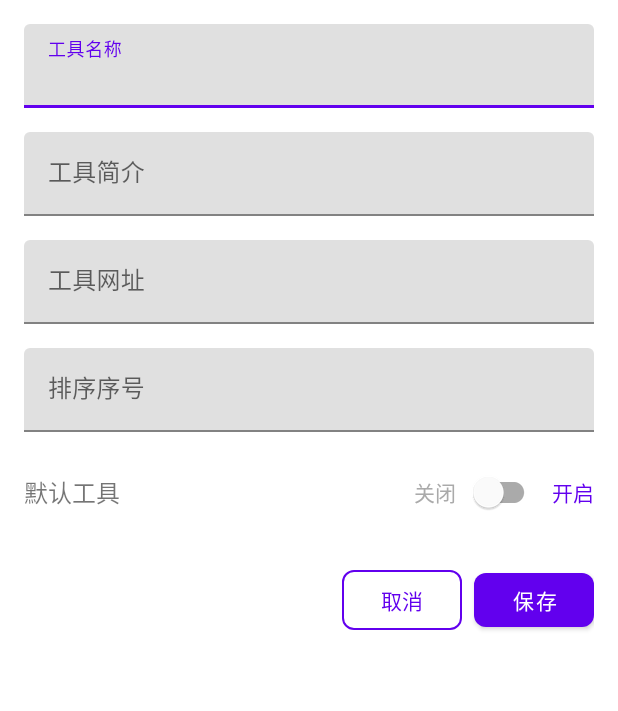
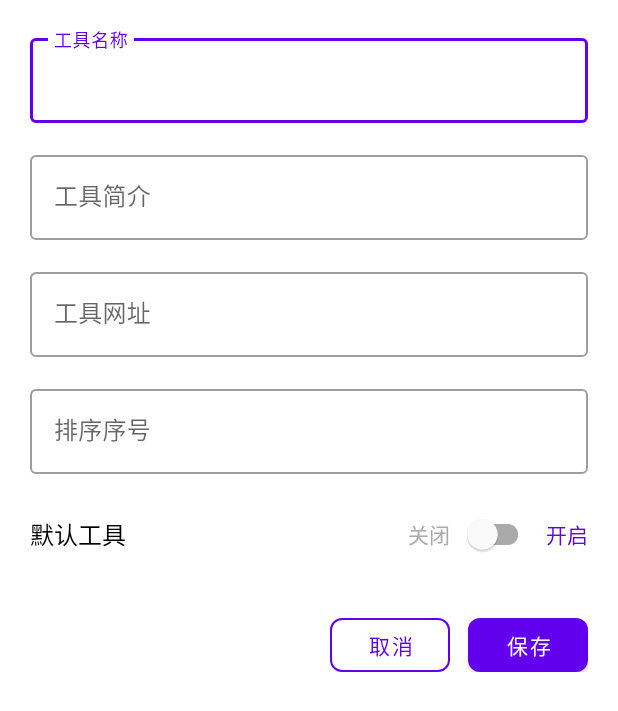
Before and after one commit to lukechern/Toolsbox_app, an Android app: the layout dialog_add_edit_tool.xml on its own in the app's theme, with its tools: preview values and no code run, on a phone screen of 412 x 824 dp. Shown: the top 711 px of the screen. Run offline under Robolectric (Android 15) with nearby library versions, the phone set to English and light mode, and no system bars.

Commit message:
feat/ui: 优化工具箱界面和交互
- 重构删除工具对话框，使用自定义布局
- 更新编辑工具对话框样式，使用 Material Design 组件
- 修改图标样式，使用深色主题
- 优化工具项展示和交互逻辑

```diff
--- /dev/null
+++ b/app/src/main/res/drawable/dialog_background.xml
@@ -0,0 +1,6 @@
+<?xml version="1.0" encoding="utf-8"?>
+<shape xmlns:android="http://schemas.android.com/apk/res/android"
+    android:shape="rectangle">
+    <solid android:color="@android:color/white" />
+    <corners android:radius="16dp" />
+</shape>
--- a/app/src/main/res/layout/dialog_add_edit_tool.xml
+++ b/app/src/main/res/layout/dialog_add_edit_tool.xml
@@ -1,16 +1,24 @@
 <?xml version="1.0" encoding="utf-8"?>
-<LinearLayout xmlns:android="http://schemas.android.com/apk/res/android"
+<ScrollView xmlns:android="http://schemas.android.com/apk/res/android"
     xmlns:app="http://schemas.android.com/apk/res-auto"
     android:layout_width="match_parent"
     android:layout_height="wrap_content"
+    android:fillViewport="true">
+
+<LinearLayout
+    android:layout_width="match_parent"
+    android:layout_height="wrap_content"
     android:orientation="vertical"
-    android:padding="16dp">
+    android:padding="20dp"
+    android:background="@drawable/dialog_background">
 
+    <!-- 工具名称 -->
     <com.google.android.material.textfield.TextInputLayout
         android:layout_width="match_parent"
         android:layout_height="wrap_content"
         android:layout_marginBottom="16dp"
-        android:hint="@string/tool_name">
+        android:hint="@string/tool_name"
+        style="@style/Widget.MaterialComponents.TextInputLayout.OutlinedBox">
 
         <com.google.android.material.textfield.TextInputEditText
             android:id="@+id/et_tool_name"
@@ -21,11 +29,13 @@
 
     </com.google.android.material.textfield.TextInputLayout>
 
+    <!-- 工具简介 -->
     <com.google.android.material.textfield.TextInputLayout
         android:layout_width="match_parent"
         android:layout_height="wrap_content"
         android:layout_marginBottom="16dp"
-        android:hint="@string/tool_description">
+        android:hint="@string/tool_description"
+        style="@style/Widget.MaterialComponents.TextInputLayout.OutlinedBox">
 
         <com.google.android.material.textfield.TextInputEditText
             android:id="@+id/et_tool_description"
@@ -36,11 +46,13 @@
 
     </com.google.android.material.textfield.TextInputLayout>
 
+    <!-- 工具网址 -->
     <com.google.android.material.textfield.TextInputLayout
         android:layout_width="match_parent"
         android:layout_height="wrap_content"
         android:layout_marginBottom="16dp"
-        android:hint="@string/tool_url">
+        android:hint="@string/tool_url"
+        style="@style/Widget.MaterialComponents.TextInputLayout.OutlinedBox">
 
         <com.google.android.material.textfield.TextInputEditText
             android:id="@+id/et_tool_url"
@@ -51,11 +63,13 @@
 
     </com.google.android.material.textfield.TextInputLayout>
 
+    <!-- 排序序号 -->
     <com.google.android.material.textfield.TextInputLayout
         android:layout_width="match_parent"
         android:layout_height="wrap_content"
         android:layout_marginBottom="16dp"
-        android:hint="@string/sort_order">
+        android:hint="@string/sort_order"
+        style="@style/Widget.MaterialComponents.TextInputLayout.OutlinedBox">
 
         <com.google.android.material.textfield.TextInputEditText
             android:id="@+id/et_sort_order"
@@ -66,6 +80,7 @@
 
     </com.google.android.material.textfield.TextInputLayout>
 
+    <!-- 默认工具开关 -->
     <LinearLayout
         android:layout_width="match_parent"
         android:layout_height="wrap_content"
@@ -78,7 +93,8 @@
             android:layout_height="wrap_content"
             android:layout_weight="1"
             android:text="@string/default_display"
-            android:textSize="16sp" />
+            android:textSize="16sp"
+            android:textColor="@android:color/black" />
 
         <TextView
             android:id="@+id/tv_switch_off"
@@ -107,21 +123,26 @@
 
     </LinearLayout>
 
+    <!-- 按钮区域 -->
     <LinearLayout
         android:layout_width="match_parent"
         android:layout_height="wrap_content"
         android:orientation="horizontal"
-        android:gravity="end">
+        android:gravity="end"
+        android:layout_marginTop="8dp">
 
         <com.google.android.material.button.MaterialButton
             android:id="@+id/btn_cancel"
-            style="@style/Widget.Material3.Button.OutlinedButton"
+            style="@style/Widget.MaterialComponents.Button.OutlinedButton"
             android:layout_width="wrap_content"
-            android:layout_height="48dp"
-            android:layout_marginEnd="8dp"
+            android:layout_height="36dp"
+            android:layout_marginEnd="12dp"
             android:text="@string/cancel"
             android:textSize="14sp"
             android:minWidth="80dp"
+            android:padding="0dp"
+            android:insetTop="0dp"
+            android:insetBottom="0dp"
             app:strokeColor="?attr/colorPrimary"
             app:strokeWidth="1dp"
             app:cornerRadius="8dp" />
@@ -129,13 +150,18 @@
         <com.google.android.material.button.MaterialButton
             android:id="@+id/btn_save"
             android:layout_width="wrap_content"
-            android:layout_height="48dp"
+            android:layout_height="36dp"
             android:text="@string/save"
             android:textSize="14sp"
             android:minWidth="80dp"
+            android:padding="0dp"
+            android:insetTop="0dp"
+            android:insetBottom="0dp"
             app:backgroundTint="?attr/colorPrimary"
             app:cornerRadius="8dp" />
 
     </LinearLayout>
 
 </LinearLayout>
+
+</ScrollView>
```
Also changed, not shown: app/src/main/java/com/x7ree/Toolsbox/ui/dashboard/DashboardFragment.kt (+22 -7 lines), app/src/main/res/drawable/ic_delete.xml (+7 -5 lines), app/src/main/res/drawable/ic_description.xml (added, +10 -0 lines), app/src/main/res/drawable/ic_edit.xml (+4 -5 lines), app/src/main/res/drawable/ic_link.xml (added, +10 -0 lines), app/src/main/res/drawable/ic_sort.xml (added, +10 -0 lines), app/src/main/res/drawable/ic_tool_name.xml (added, +10 -0 lines), app/src/main/res/drawable/switch_background.xml (added, +9 -0 lines), app/src/main/res/layout/dialog_delete_confirm.xml (added, +54 -0 lines).
